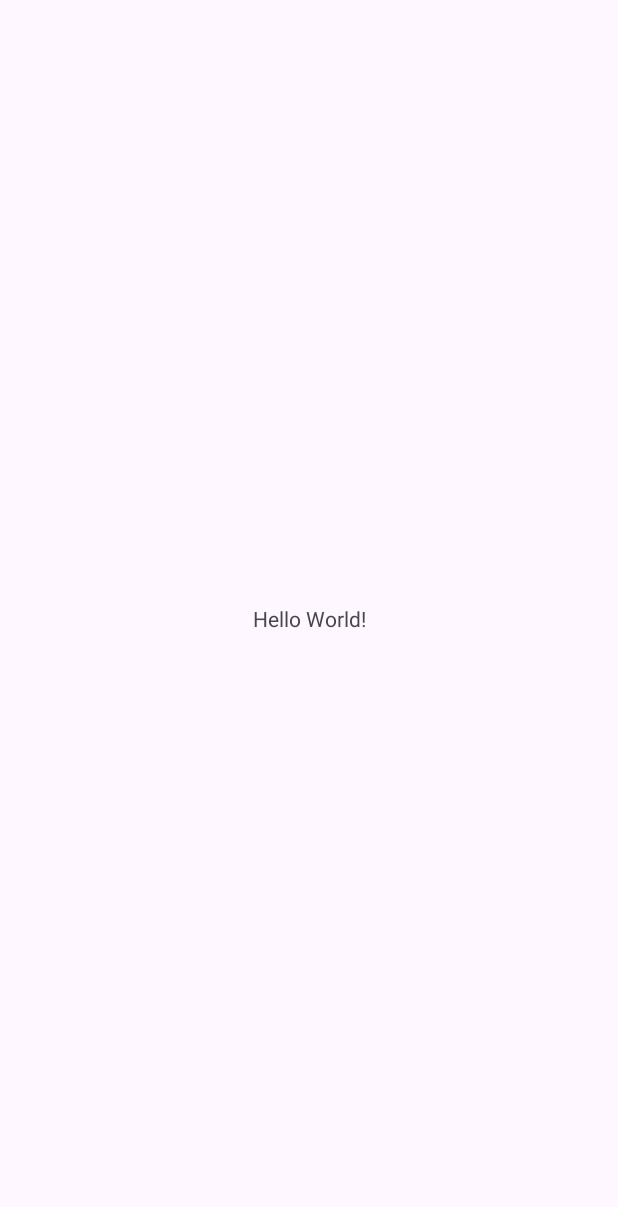
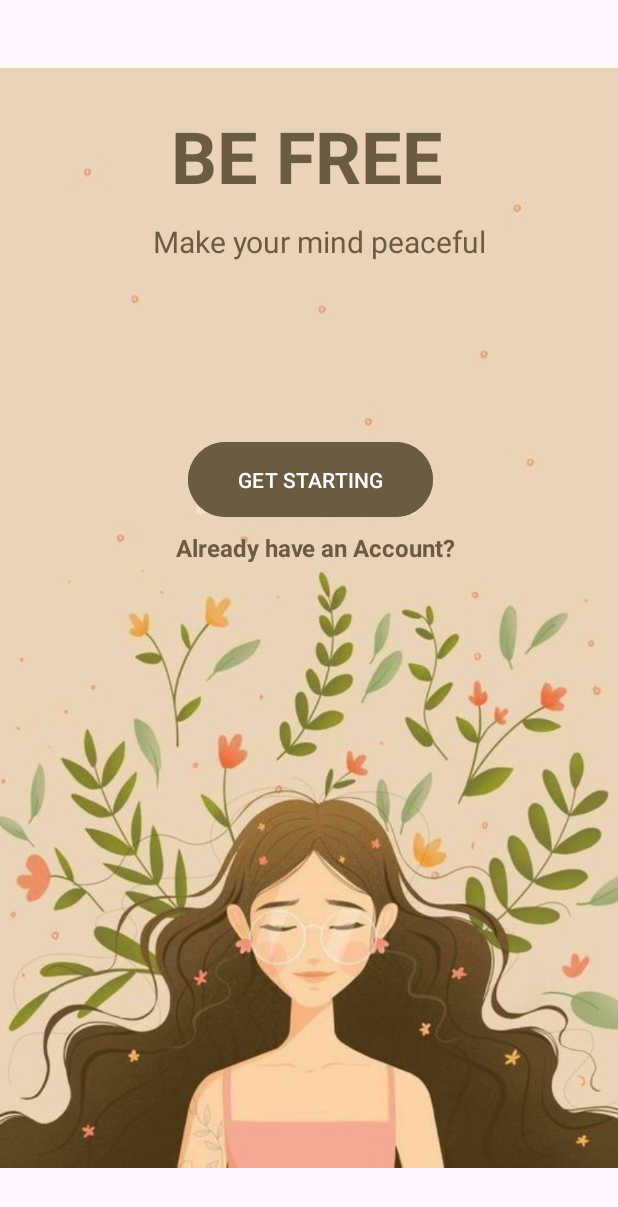
Before and after one commit to Vihari7/BeFreeApp, an Android app: the screen it shows after launch (MainActivity before the commit, StartActivity after it), on a phone screen of 412 x 824 dp. Before the commit the part shown is almost empty. Shown: the top 1207 px of the screen. Run offline under Robolectric (Android 15) with nearby library versions, the phone set to English and light mode, and no system bars.

Commit message:
Splash Screen to Start Page

```diff
--- a/app/src/main/AndroidManifest.xml
+++ b/app/src/main/AndroidManifest.xml
@@ -13,8 +13,12 @@
         android:theme="@style/Theme.BeFreeApp"
         tools:targetApi="31">
         <activity
+            android:name=".StartActivity"
+            android:exported="true" />
+        <activity
             android:name=".MainActivity"
-            android:exported="true">
+            android:exported="true"
+            android:theme="@style/Theme.MaterialComponents.DayNight.NoActionBar">
             <intent-filter>
                 <action android:name="android.intent.action.MAIN" />
 
--- a/app/src/main/java/com/viha/befreeapp/MainActivity.java
+++ b/app/src/main/java/com/viha/befreeapp/MainActivity.java
@@ -3,12 +3,25 @@ package com.viha.befreeapp;
 import androidx.appcompat.app.AppCompatActivity;
 
 import android.os.Bundle;
+import android.content.Intent;
+import android.os.Handler;
 
 public class MainActivity extends AppCompatActivity {
+
+    public static int SPLASH_TIMER = 3000;
 
     @Override
     protected void onCreate(Bundle savedInstanceState) {
         super.onCreate(savedInstanceState);
         setContentView(R.layout.activity_main);
+
+        new Handler().postDelayed(new Runnable() {
+            @Override
+            public void run() {
+                Intent intent = new Intent(MainActivity.this, StartActivity.class);
+                startActivity(intent);
+                finish();
+            }
+        }, SPLASH_TIMER);
     }
 }
--- /dev/null
+++ b/app/src/main/java/com/viha/befreeapp/StartActivity.java
@@ -0,0 +1,14 @@
+package com.viha.befreeapp;
+
+import androidx.appcompat.app.AppCompatActivity;
+
+import android.os.Bundle;
+
+public class StartActivity extends AppCompatActivity {
+
+    @Override
+    protected void onCreate(Bundle savedInstanceState) {
+        super.onCreate(savedInstanceState);
+        setContentView(R.layout.activity_start);
+    }
+}
--- a/app/src/main/res/layout/activity_main.xml
+++ b/app/src/main/res/layout/activity_main.xml
@@ -4,15 +4,18 @@
     xmlns:tools="http://schemas.android.com/tools"
     android:layout_width="match_parent"
     android:layout_height="match_parent"
+    android:background="@color/paleOrange"
     tools:context=".MainActivity">
 
-    <TextView
+    <ImageView
         android:layout_width="wrap_content"
         android:layout_height="wrap_content"
-        android:text="Hello World!"
+        android:src="@drawable/befreelogo"
         app:layout_constraintBottom_toBottomOf="parent"
         app:layout_constraintEnd_toEndOf="parent"
+        app:layout_constraintHorizontal_bias="0.5"
         app:layout_constraintStart_toStartOf="parent"
-        app:layout_constraintTop_toTopOf="parent" />
+        app:layout_constraintTop_toTopOf="parent"
+        app:layout_constraintVertical_bias="0.5" />
 
 </androidx.constraintlayout.widget.ConstraintLayout>
--- /dev/null
+++ b/app/src/main/res/layout/activity_start.xml
@@ -0,0 +1,96 @@
+<?xml version="1.0" encoding="utf-8"?>
+<RelativeLayout xmlns:android="http://schemas.android.com/apk/res/android"
+    xmlns:app="http://schemas.android.com/apk/res-auto"
+    xmlns:tools="http://schemas.android.com/tools"
+    android:layout_width="match_parent"
+    android:layout_height="match_parent"
+    tools:context=".StartActivity">
+<!--background-->
+    <!-- Be Free Title-->
+
+    <ImageView
+        android:id="@+id/background_img"
+        android:layout_width="match_parent"
+        android:layout_height="match_parent"
+        android:src="@drawable/start"
+        android:visibility="visible"
+        app:layout_constraintTop_toTopOf="parent"
+        tools:layout_editor_absoluteX="0dp" />
+
+    <TextView
+        android:id="@+id/title"
+        android:layout_width="185dp"
+        android:layout_height="77dp"
+        android:layout_alignParentStart="true"
+        android:layout_alignParentTop="true"
+        android:layout_alignParentEnd="true"
+        android:layout_marginStart="114dp"
+        android:layout_marginTop="71dp"
+        android:layout_marginEnd="111dp"
+        android:text="BE FREE"
+        android:textColor="#6A5B43"
+        android:textSize="48sp"
+        android:textStyle="bold"
+        app:layout_constraintBottom_toBottomOf="parent"
+        app:layout_constraintEnd_toStartOf="@+id/background_img"
+        app:layout_constraintHorizontal_bias="0.503"
+        app:layout_constraintStart_toEndOf="@+id/background_img"
+        app:layout_constraintTop_toTopOf="parent"
+        app:layout_constraintVertical_bias="0.098" />
+
+    <TextView
+        android:id="@+id/sub_title"
+        android:layout_width="wrap_content"
+        android:layout_height="wrap_content"
+        android:layout_below="@id/title"
+        android:layout_alignParentStart="true"
+        android:layout_alignParentEnd="true"
+        android:layout_marginStart="102dp"
+        android:layout_marginTop="-1dp"
+        android:layout_marginEnd="82dp"
+        android:text="Make your mind peaceful"
+        android:textColor="#6A5B43"
+        android:textSize="20sp"
+        app:layout_constraintBottom_toBottomOf="parent"
+        app:layout_constraintEnd_toStartOf="@+id/background_img"
+        app:layout_constraintHorizontal_bias="0.505"
+        app:layout_constraintStart_toEndOf="@+id/background_img"
+        app:layout_constraintTop_toBottomOf="@+id/title"
+        app:layout_constraintVertical_bias="0.018" />
+
+    <Button
+        android:id="@+id/start_button"
+        android:layout_width="wrap_content"
+        android:layout_height="58dp"
+        android:layout_below="@+id/sub_title"
+        android:layout_alignParentStart="true"
+        android:layout_alignParentEnd="true"
+        android:layout_marginStart="125dp"
+        android:layout_marginTop="116dp"
+        android:layout_marginEnd="123dp"
+        android:backgroundTint="#6A5B43"
+        android:text="GET STARTING"
+        android:textColor="#FFFFFF" />
+
+    <TextView
+        android:id="@+id/linkToLogin"
+        android:layout_width="185dp"
+        android:layout_height="26dp"
+        android:layout_below="@+id/start_button"
+        android:layout_alignParentStart="true"
+        android:layout_alignParentEnd="true"
+        android:layout_alignParentBottom="true"
+        android:layout_marginStart="117dp"
+        android:layout_marginTop="5dp"
+        android:layout_marginEnd="108dp"
+        android:layout_marginBottom="344dp"
+        android:text="Already have an Account?"
+        android:textColor="#6A5B43"
+        android:textSize="16sp"
+        android:textStyle="bold"
+        tools:ignore="MissingConstraints"
+        tools:layout_editor_absoluteX="115dp"
+        tools:layout_editor_absoluteY="366dp" />
+
+
+</RelativeLayout>
--- a/app/src/main/res/values/colors.xml
+++ b/app/src/main/res/values/colors.xml
@@ -2,4 +2,9 @@
 <resources>
     <color name="black">#FF000000</color>
     <color name="white">#FFFFFFFF</color>
+<!--    button color-->
+    <color name="desaturatedyellow">#66623C</color>
+<!--    Topic color-->
+    <color name="desaturatedOrange">#623E2A</color>
+    <color name="paleOrange">#FFF6EF</color>
 </resources>
--- a/app/src/main/res/values/themes.xml
+++ b/app/src/main/res/values/themes.xml
@@ -2,7 +2,7 @@
     <!-- Base application theme. -->
     <style name="Base.Theme.BeFreeApp" parent="Theme.Material3.DayNight.NoActionBar">
         <!-- Customize your light theme here. -->
-        <!-- <item name="colorPrimary">@color/my_light_primary</item> -->
+      <item name="colorPrimary">@color/desaturatedyellow</item>
     </style>
 
     <style name="Theme.BeFreeApp" parent="Base.Theme.BeFreeApp" />
```
Also changed, not shown: app/src/main/res/drawable/befreelogo.png (added), app/src/main/res/drawable/start.jpg (added).
